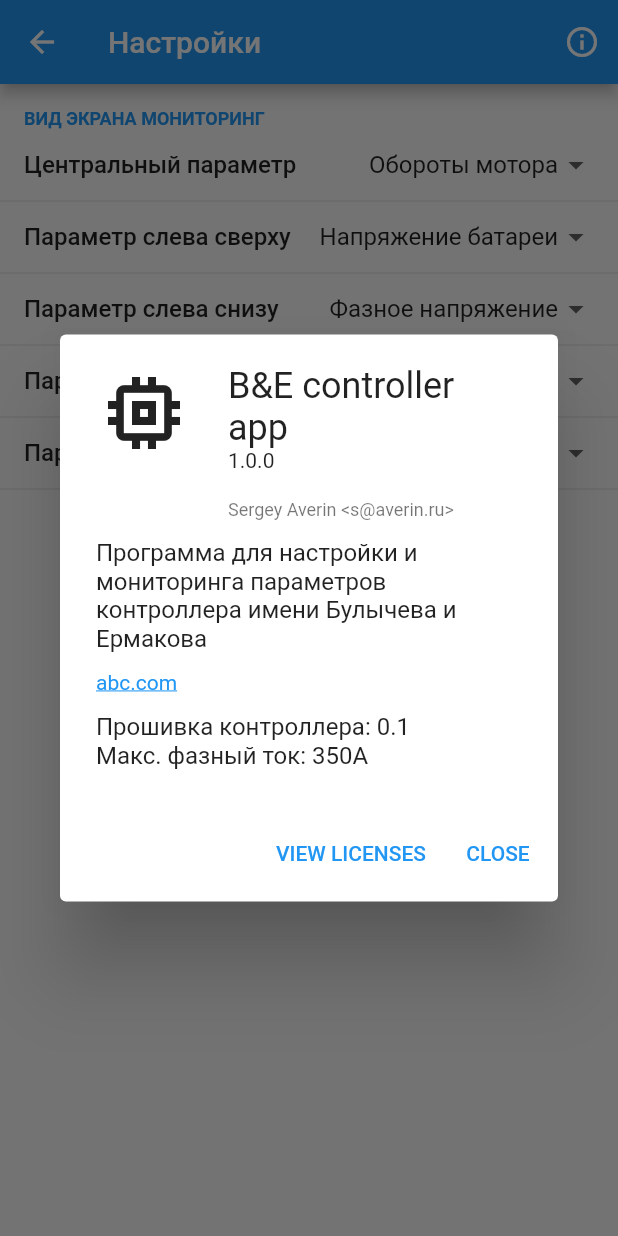
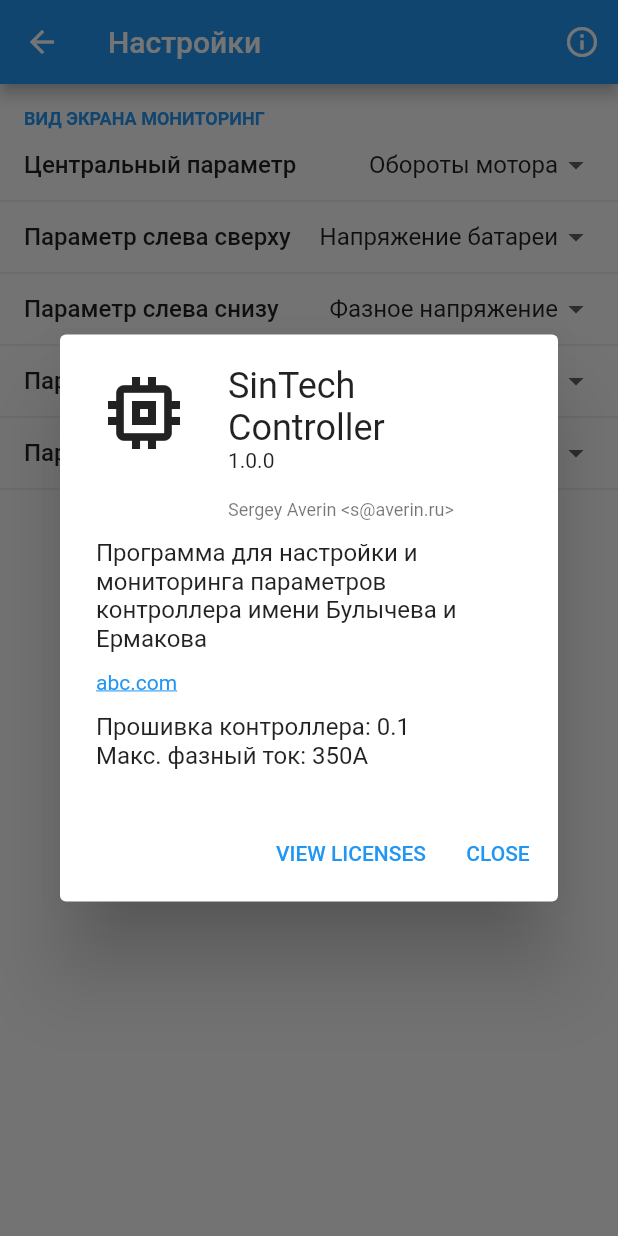
Before and after one commit to AleshaFeka/flutter_controller, a Flutter app: the SettingsPage screen opened directly, after a tap on the "info outline" icon, on a phone screen of 412 x 824 dp. Run offline on Flutter 3.47's test engine with Material 2 defaults, Android fonts, the phone set to English and light mode, and no system bars; drawn by our look-alikes of flutter_settings_screens; our stand-ins replace flutter_bluetooth_serial, google_fonts, package_info.

Commit message:
App name and icon changed.

```diff
--- a/lib/main.dart
+++ b/lib/main.dart
@@ -25,6 +25,7 @@ Future<void> main() async {
 
 class MyApp extends StatelessWidget {
   static const _logoAssetPath = "assets/images/logo.png";
+  static const _appName = "SinTech Controller";
   BluetoothInteractor _bluetoothInteractor = BluetoothInteractor();
   ResourceInteractor _resourceInteractor = ResourceInteractor();
 
@@ -53,7 +54,7 @@ class MyApp extends StatelessWidget {
 
   Widget _buildErrorScreen(String message) {
     return MaterialApp(
-      title: 'B&E controller app',
+      title: 'SinTech Controller',
       theme: ThemeData(
         primarySwatch: Colors.blue,
         visualDensity: VisualDensity.adaptivePlatformDensity,
@@ -81,7 +82,7 @@ class MyApp extends StatelessWidget {
 
   Widget _buildDoneScreen() {
     return MaterialApp(
-      title: 'B&E controller app',
+      title: _appName,
       theme: ThemeData(
         primarySwatch: Colors.blue,
         visualDensity: VisualDensity.adaptivePlatformDensity,
--- a/lib/screen/ConnectPageM.dart
+++ b/lib/screen/ConnectPageM.dart
@@ -83,7 +83,7 @@ class _ConnectPageM extends State<ConnectPageM> {
     int rssi = discoveryResult.rssi;
 
     var fontSize = device.isConnected ? 18.0 : 16.0;
-    var color = device.isConnected ? Colors.green : Colors.grey;
+    var color = device.isConnected ? Colors.green : device.name.startsWith(_controllerNameStarts) ? Colors.black : Colors.grey;
 
     return ListTile(
       onTap: () {
```
Also changed, not shown: 2 other files.
